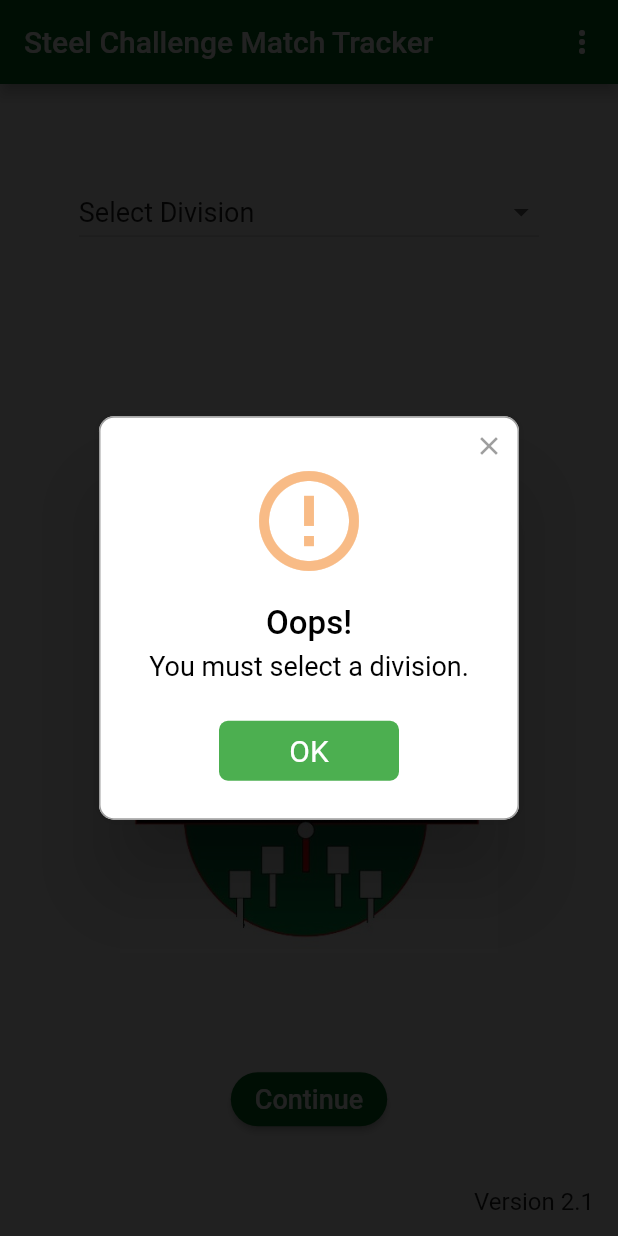
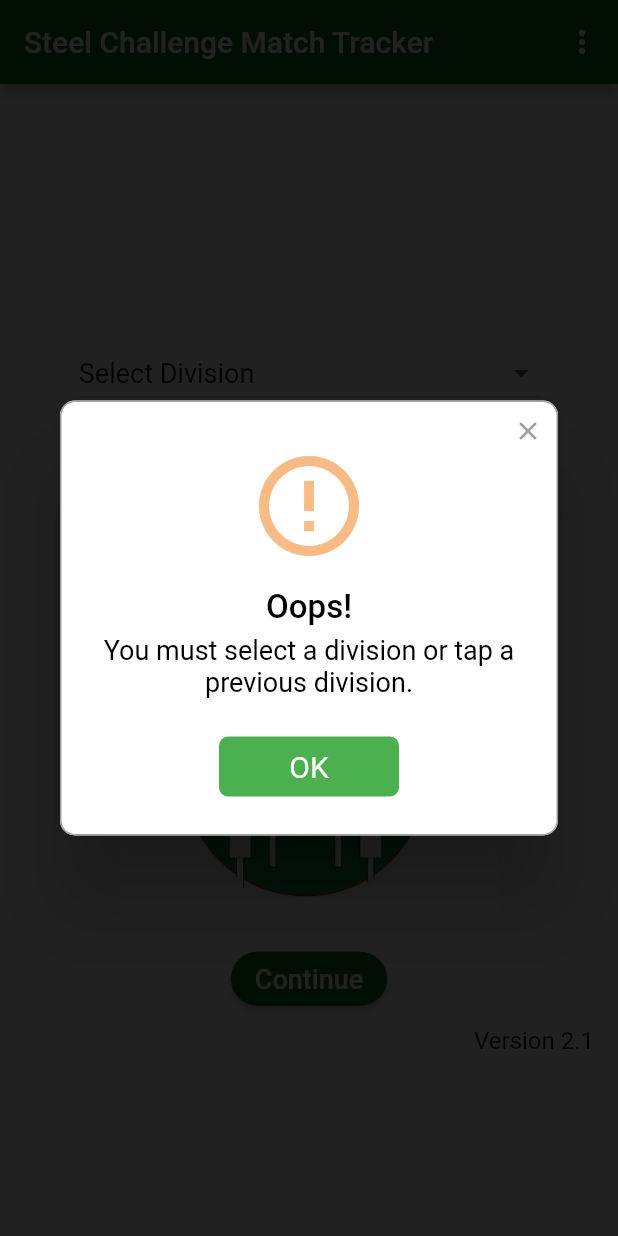
Before and after one commit to smokeyroader/steel_challenge_match_tracker, a Flutter app: the screen it shows after launch, after a tap on "Continue", on a phone screen of 412 x 824 dp. Run offline on Flutter 3.47's test engine with Material 2 defaults, Android fonts, the phone set to English and light mode, and no system bars; drawn by our look-alikes of rflutter_alert; our stand-ins replace shared_preferences, sqflite; accounts and stored records are empty.

Commit message:
Added scrolling to home screen. Refined select division dropdown.

```diff
--- a/lib/mt_home_page.dart
+++ b/lib/mt_home_page.dart
@@ -89,18 +89,22 @@ class _MatchTrackerHomePageState extends State<MatchTrackerHomePage> {
     if (div != 'Select Division') {
       if (firstRecent == '') {
         firstRecent = div;
+        dropdownValue = 'Select Division';
       } else {
         if (secondRecent == '' && firstRecent != div) {
           secondRecent = div;
+          dropdownValue = 'Select Division';
         } else {
           if (thirdRecent == '' && firstRecent != div && secondRecent != div) {
             thirdRecent = div;
+            dropdownValue = 'Select Division';
           } else {
             if (fourthRecent == '' &&
                 firstRecent != div &&
                 secondRecent != div &&
                 thirdRecent != div) {
               fourthRecent = div;
+              dropdownValue = 'Select Division';
             }
           }
         }
@@ -134,6 +138,7 @@ class _MatchTrackerHomePageState extends State<MatchTrackerHomePage> {
           ],
         ),
         body: Center(
+          child: SingleChildScrollView(
             child: Column(
               mainAxisSize: MainAxisSize.max,
               mainAxisAlignment: MainAxisAlignment.spaceAround,
@@ -267,6 +272,7 @@ class _MatchTrackerHomePageState extends State<MatchTrackerHomePage> {
             ),
           ),
         ),
+      ),
     );
   }
 
@@ -374,7 +380,7 @@ class _MatchTrackerHomePageState extends State<MatchTrackerHomePage> {
       context: context,
       type: AlertType.warning,
       title: "Oops!",
-      desc: "You must select a division.",
+      desc: "You must select a division or tap a previous division.",
       buttons: [
         DialogButton(
           color: Colors.green,
```
Also changed, not shown: lib/match_tracker.dart (+9 -0 lines). Lines whose indentation alone changed are shown as unchanged.
